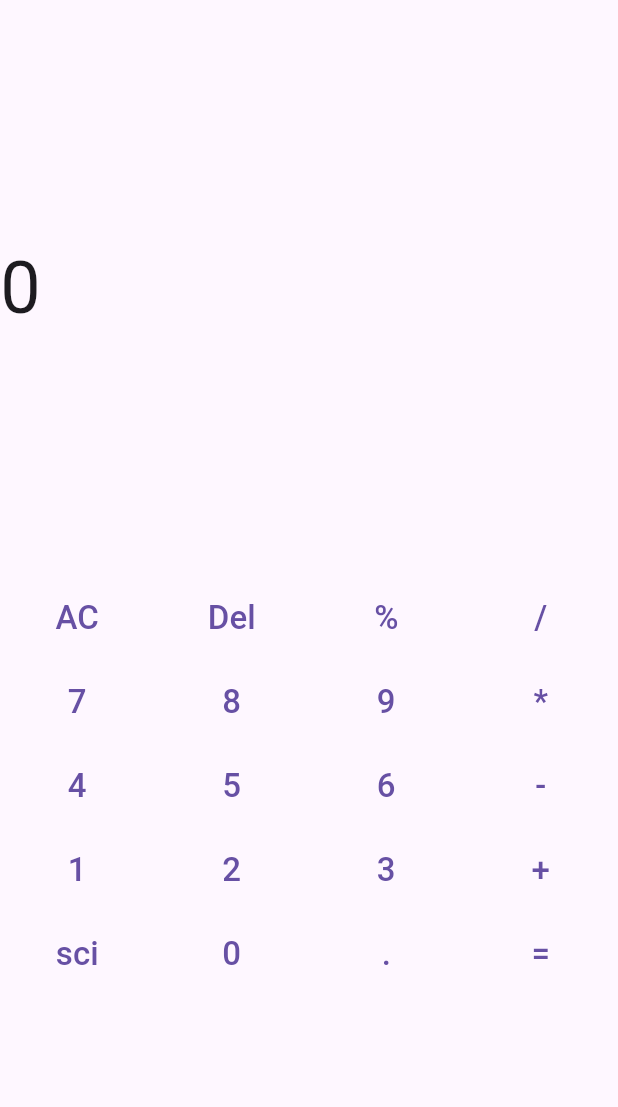
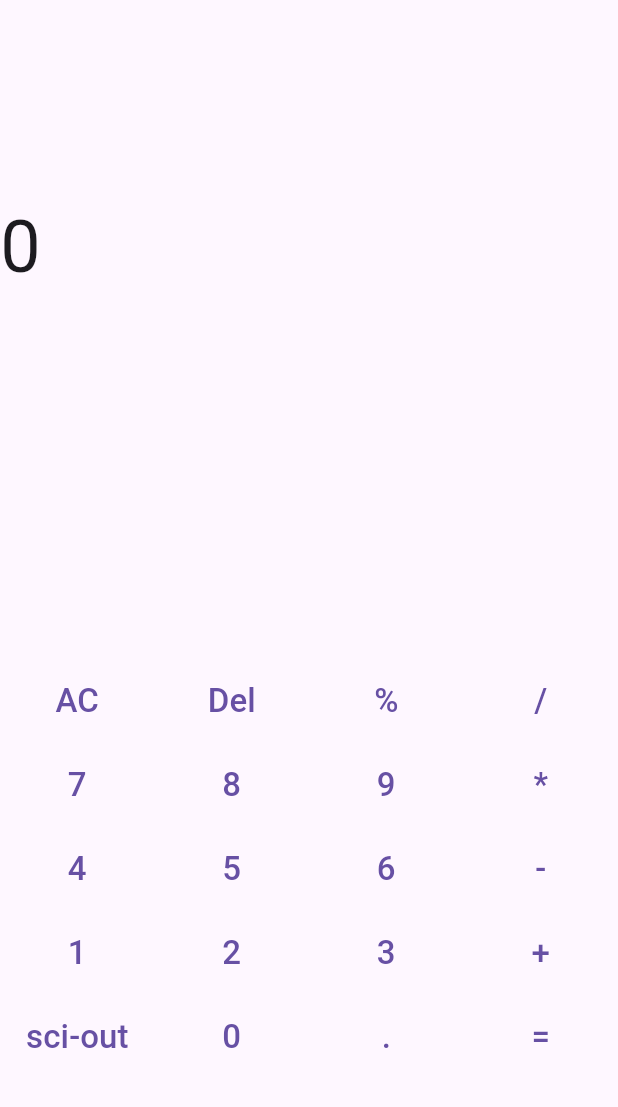
Before and after one commit to RameshMailan/scientific_calculator, a Flutter app: the screen it shows after launch, on a phone screen of 412 x 824 dp, the part 84-1191 px from its top. Run offline on Flutter 3.47's test engine with Material 3 defaults, Android fonts, the phone set to English and light mode, and no system bars.

Commit message:
Initial Push

```diff
--- a/lib/screens/calculator_screen.dart
+++ b/lib/screens/calculator_screen.dart
@@ -9,6 +9,13 @@ class CalculatorScreen extends StatefulWidget {
 
 class _CalculatorScreenState extends State<CalculatorScreen> {
   String _display = "0";
+  bool _isExpanded = false;
+
+  void _toggleExpanded() {
+    setState(() {
+      _isExpanded = !_isExpanded;
+    });
+  }
 
   void _buttonPressed(String text) {
     setState(() {
@@ -45,7 +52,7 @@ class _CalculatorScreenState extends State<CalculatorScreen> {
       body: Column(
         children: [
           Expanded(
-            flex: 1,
+            flex: 3,
             child: Row(
               children: [
                 Text(
@@ -57,9 +64,38 @@ class _CalculatorScreenState extends State<CalculatorScreen> {
           ),
           Expanded(
             flex: 1,
+            child: AnimatedContainer(
+              duration: const Duration(milliseconds: 5000),
+              curve: Curves.easeInOut,
+              height: _isExpanded ? 120 : 0, //Adjust height based on your needs
+              child: _isExpanded
+                  ? Column(
+                      children: [
+                        Row(
+                          children: [
+                            _buildButton("sin"),
+                            _buildButton("cos"),
+                            _buildButton("tan"),
+                            _buildButton("sqrt"),
+                          ],
+                        ),
+                        Row(
+                          children: [
+                            _buildButton("log"),
+                            _buildButton("ln"),
+                            _buildButton("exp"),
+                            _buildButton("pi"),
+                          ],
+                        ),
+                      ],
+                    )
+                  : null,
+            ),
+          ),
+          Expanded(
+            flex: 3,
             child: Column(
               children: [
-                // _addButton(),
                 Row(
                   children: [
                     _buildButton("AC"),
@@ -94,17 +130,26 @@ class _CalculatorScreenState extends State<CalculatorScreen> {
                 ),
                 Row(
                   children: [
-                    _buildButton("sci"),
+                    Expanded(
+                      child: Padding(
+                        padding: const EdgeInsets.all(4.0),
+                        child: TextButton(
+                          onPressed: _toggleExpanded,
+                          child: Text(
+                            _isExpanded ? "sci-in" : "sci-out",
+                            style: const TextStyle(fontSize: 22.0),
+                          ),
+                        ),
+                      ),
+                    ),
                     _buildButton("0"),
                     _buildButton("."),
-                    _buildButton("=")
+                    _buildButton("="),
                   ],
                 ),
               ],
             ),
           ),
-          //   ],
-          // ),
         ],
       ),
     );
```
